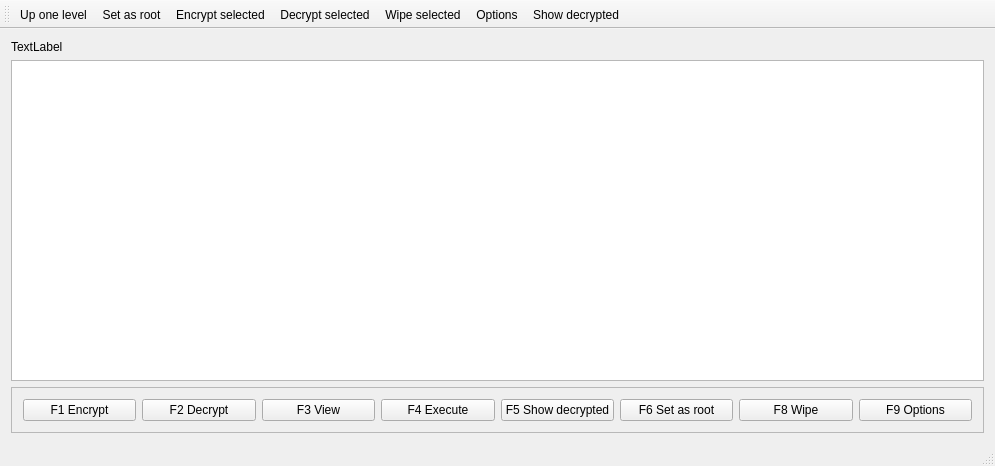
This is MainWindow.ui in sergrt/FileProtect as Qt 5 draws it before an edit. The edited form follows.
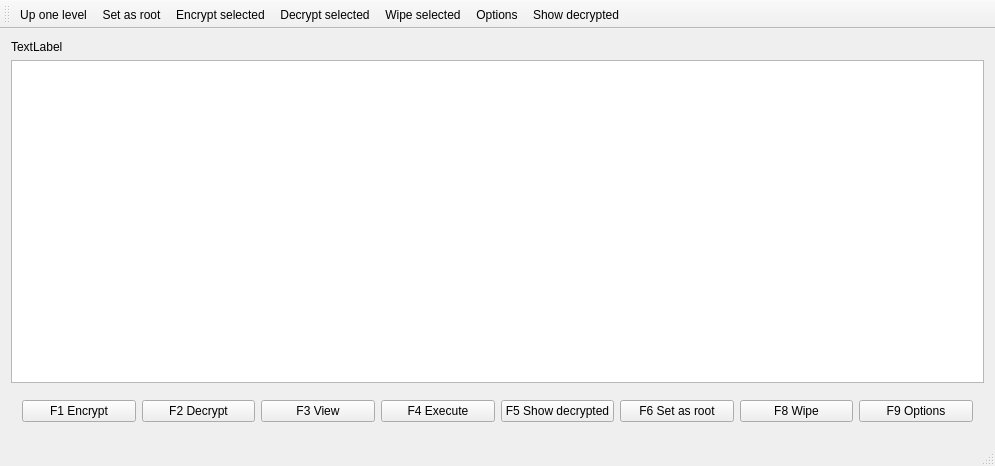
This is the edited form.

Commit message: Set fixed width font to sync dialog Updated Visual Studio files Some refactoring

What changed in the file:
```diff
--- a/MainWindow.ui
+++ b/MainWindow.ui
@@ -32,7 +32,7 @@
     <item row="2" column="0">
      <widget class="QFrame" name="frame">
       <property name="frameShape">
-       <enum>QFrame::StyledPanel</enum>
+       <enum>QFrame::NoFrame</enum>
       </property>
       <property name="frameShadow">
        <enum>QFrame::Raised</enum>
```
Left out of the diff: 2 changed lines with no effect on the pictures. The commit also changes 6 other files.
